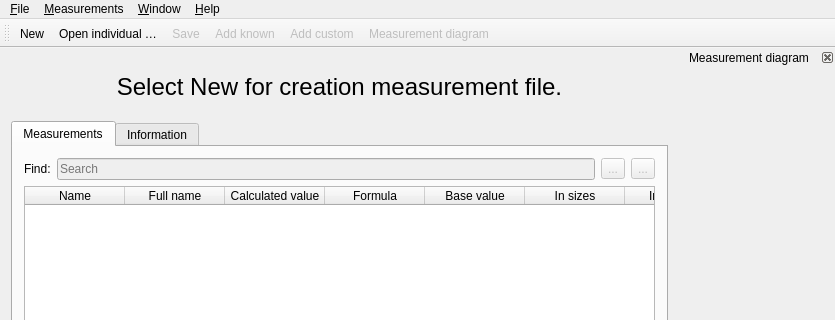
OpnTec/fashionmaker, file src/app/tape/tmainwindow.ui: the form before one commit; both pictures show x 0 to 835 and y 0 to 320 of the 835 by 726 pixel window.
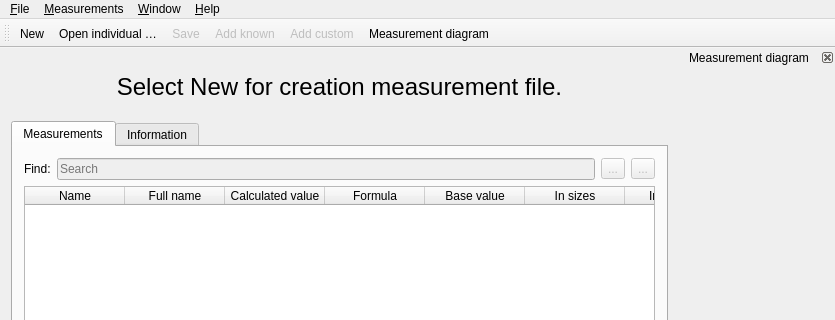
The form after the commit. Icons and pictures are not drawn. Custom widgets are drawn as their Qt base class.

Commit message:
Some improvements after move the measurement diagram action to the ui file.
There is no harm to make it enabled from the start. Plus closing the dock widget
must uncheck the action.

branch : develop

The edit to the form file:
```diff
--- a/src/app/tape/tmainwindow.ui
+++ b/src/app/tape/tmainwindow.ui
@@ -1213,7 +1213,7 @@
     <bool>true</bool>
    </property>
    <property name="enabled">
-    <bool>false</bool>
+    <bool>true</bool>
    </property>
    <property name="icon">
     <iconset resource="share/resources/tapeicon.qrc">
```
Left out of the diff: 25 changed lines with no effect on the pictures. The commit also changes 2 other files.
